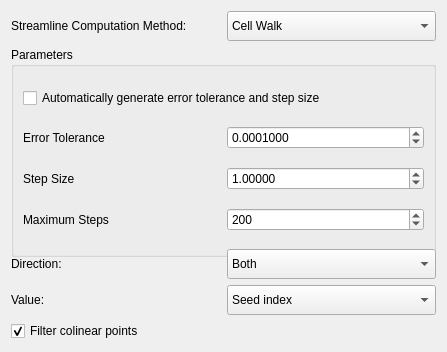
This is src/Interface/Modules/Visualization/GenerateStreamLines.ui in SCIInstitute/SCIRun as Qt 5 draws it before an edit. The edited form follows.
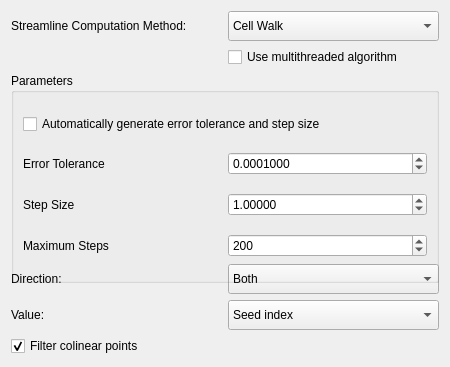
This is the edited form.

```diff
--- a/src/Interface/Modules/Visualization/GenerateStreamLines.ui
+++ b/src/Interface/Modules/Visualization/GenerateStreamLines.ui
@@ -6,14 +6,14 @@
    <rect>
     <x>0</x>
     <y>0</y>
-    <width>447</width>
-    <height>352</height>
+    <width>450</width>
+    <height>367</height>
    </rect>
   </property>
   <property name="minimumSize">
    <size>
-    <width>447</width>
-    <height>352</height>
+    <width>450</width>
+    <height>367</height>
    </size>
   </property>
   <property name="windowTitle">
@@ -55,14 +55,109 @@
      </item>
     </widget>
    </item>
-   <item row="7" column="0">
+   <item row="8" column="0">
     <widget class="QLabel" name="label_6">
      <property name="text">
       <string>Value:</string>
      </property>
     </widget>
    </item>
-   <item row="3" column="0" colspan="2">
+   <item row="6" column="0">
+    <widget class="QLabel" name="label_5">
+     <property name="text">
+      <string>Direction:</string>
+     </property>
+    </widget>
+   </item>
+   <item row="1" column="0">
+    <widget class="QLabel" name="label">
+     <property name="text">
+      <string>Streamline Computation Method:</string>
+     </property>
+    </widget>
+   </item>
+   <item row="6" column="1">
+    <widget class="QComboBox" name="directionComboBox_">
+     <property name="minimumSize">
+      <size>
+       <width>0</width>
+       <height>30</height>
+      </size>
+     </property>
+     <property name="currentIndex">
+      <number>1</number>
+     </property>
+     <item>
+      <property name="text">
+       <string>Negative</string>
+      </property>
+     </item>
+     <item>
+      <property name="text">
+       <string>Both</string>
+      </property>
+     </item>
+     <item>
+      <property name="text">
+       <string>Positive</string>
+      </property>
+     </item>
+    </widget>
+   </item>
+   <item row="8" column="1">
+    <widget class="QComboBox" name="valueComboBox_">
+     <property name="minimumSize">
+      <size>
+       <width>0</width>
+       <height>30</height>
+      </size>
+     </property>
+     <property name="currentIndex">
+      <number>1</number>
+     </property>
+     <item>
+      <property name="text">
+       <string>Seed value</string>
+      </property>
+     </item>
+     <item>
+      <property name="text">
+       <string>Seed index</string>
+      </property>
+     </item>
+     <item>
+      <property name="text">
+       <string>Integration index</string>
+      </property>
+     </item>
+     <item>
+      <property name="text">
+       <string>Integration step</string>
+      </property>
+     </item>
+     <item>
+      <property name="text">
+       <string>Distance from seed</string>
+      </property>
+     </item>
+     <item>
+      <property name="text">
+       <string>Streamline length</string>
+      </property>
+     </item>
+    </widget>
+   </item>
+   <item row="9" column="0">
+    <widget class="QCheckBox" name="filterColinearCheckBox_">
+     <property name="text">
+      <string>Filter colinear points</string>
+     </property>
+     <property name="checked">
+      <bool>true</bool>
+     </property>
+    </widget>
+   </item>
+   <item row="4" column="0" colspan="2">
     <widget class="QGroupBox" name="groupBox">
      <property name="minimumSize">
       <size>
@@ -147,98 +242,10 @@
      </layout>
     </widget>
    </item>
-   <item row="5" column="0">
-    <widget class="QLabel" name="label_5">
+   <item row="2" column="1">
+    <widget class="QCheckBox" name="multithreadedCheckBox_">
      <property name="text">
-      <string>Direction:</string>
-     </property>
-    </widget>
-   </item>
-   <item row="1" column="0">
-    <widget class="QLabel" name="label">
-     <property name="text">
-      <string>Streamline Computation Method:</string>
-     </property>
-    </widget>
-   </item>
-   <item row="5" column="1">
-    <widget class="QComboBox" name="directionComboBox_">
-     <property name="minimumSize">
-      <size>
-       <width>0</width>
-       <height>30</height>
-      </size>
-     </property>
-     <property name="currentIndex">
-      <number>1</number>
-     </property>
-     <item>
-      <property name="text">
-       <string>Negative</string>
-      </property>
-     </item>
-     <item>
-      <property name="text">
-       <string>Both</string>
-      </property>
-     </item>
-     <item>
-      <property name="text">
-       <string>Positive</string>
-      </property>
-     </item>
-    </widget>
-   </item>
-   <item row="7" column="1">
-    <widget class="QComboBox" name="valueComboBox_">
-     <property name="minimumSize">
-      <size>
-       <width>0</width>
-       <height>30</height>
-      </size>
-     </property>
-     <property name="currentIndex">
-      <number>1</number>
-     </property>
-     <item>
-      <property name="text">
-       <string>Seed value</string>
-      </property>
-     </item>
-     <item>
-      <property name="text">
-       <string>Seed index</string>
-      </property>
-     </item>
-     <item>
-      <property name="text">
-       <string>Integration index</string>
-      </property>
-     </item>
-     <item>
-      <property name="text">
-       <string>Integration step</string>
-      </property>
-     </item>
-     <item>
-      <property name="text">
-       <string>Distance from seed</string>
-      </property>
-     </item>
-     <item>
-      <property name="text">
-       <string>Streamline length</string>
-      </property>
-     </item>
-    </widget>
-   </item>
-   <item row="8" column="0">
-    <widget class="QCheckBox" name="filterColinearCheckBox_">
-    <property name="checked">
-     <bool>true</bool>
-    </property>
-     <property name="text">
-      <string>Filter colinear points</string>
+      <string>Use multithreaded algorithm</string>
      </property>
     </widget>
    </item>
```
